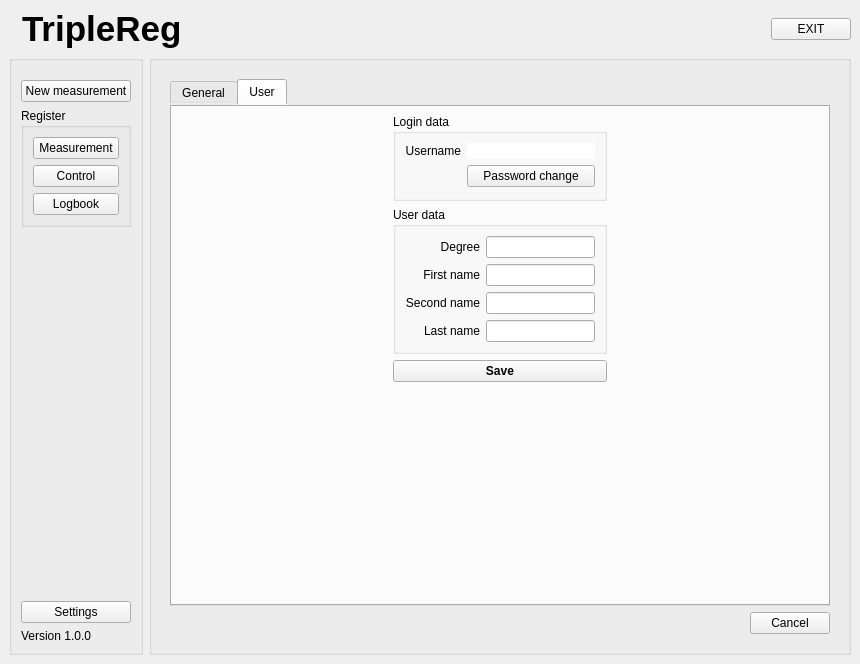
ziemastz/SL, file TripleReg/mainwindow.ui: the form before one commit.
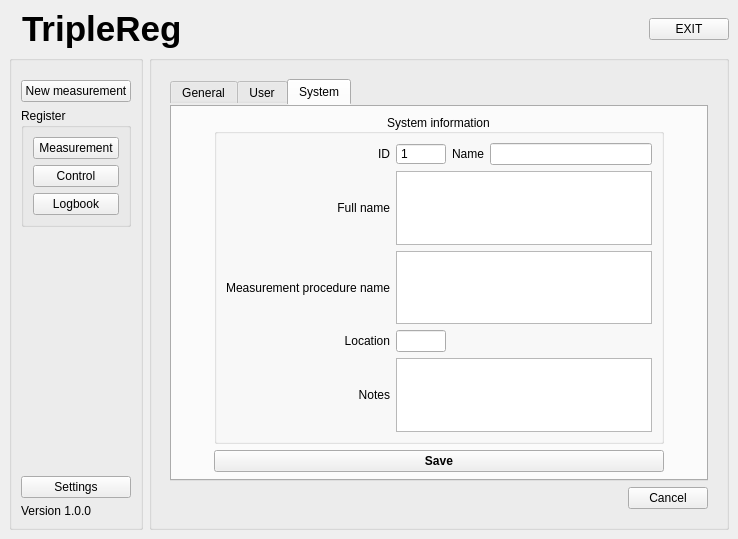
The form after the commit. The open tabs and pages were chosen to show the change. Icons and pictures are not drawn.

Commit message: dodano SystemInfo

Diff of the .ui file:
```diff
--- a/TripleReg/mainwindow.ui
+++ b/TripleReg/mainwindow.ui
@@ -6,8 +6,8 @@
    <rect>
     <x>0</x>
     <y>0</y>
-    <width>860</width>
-    <height>664</height>
+    <width>664</width>
+    <height>538</height>
    </rect>
   </property>
   <property name="windowTitle">
@@ -1103,7 +1103,7 @@
            <item row="0" column="0" colspan="2">
             <widget class="QTabWidget" name="tabWidget">
              <property name="currentIndex">
-              <number>1</number>
+              <number>2</number>
              </property>
              <widget class="QWidget" name="tab">
               <attribute name="title">
@@ -1688,6 +1688,182 @@
                </item>
               </layout>
              </widget>
+             <widget class="QWidget" name="tab_3">
+              <attribute name="title">
+               <string>System</string>
+              </attribute>
+              <layout class="QGridLayout" name="gridLayout_22">
+               <item row="0" column="0" rowspan="2">
+                <spacer name="horizontalSpacer_10">
+                 <property name="orientation">
+                  <enum>Qt::Horizontal</enum>
+                 </property>
+                 <property name="sizeHint" stdset="0">
+                  <size>
+                   <width>19</width>
+                   <height>218</height>
+                  </size>
+                 </property>
+                </spacer>
+               </item>
+               <item row="0" column="1">
+                <widget class="QGroupBox" name="groupBox_17">
+                 <property name="title">
+                  <string>System information</string>
+                 </property>
+                 <property name="alignment">
+                  <set>Qt::AlignCenter</set>
+                 </property>
+                 <layout class="QGridLayout" name="gridLayout_21">
+                  <item row="0" column="0">
+                   <widget class="QLabel" name="label_42">
+                    <property name="text">
+                     <string>ID</string>
+                    </property>
+                    <property name="alignment">
+                     <set>Qt::AlignRight|Qt::AlignTrailing|Qt::AlignVCenter</set>
+                    </property>
+                   </widget>
+                  </item>
+                  <item row="0" column="2">
+                   <widget class="QLabel" name="label_43">
+                    <property name="text">
+                     <string>Name</string>
+                    </property>
+                    <property name="alignment">
+                     <set>Qt::AlignRight|Qt::AlignTrailing|Qt::AlignVCenter</set>
+                    </property>
+                   </widget>
+                  </item>
+                  <item row="0" column="3">
+                   <widget class="QLineEdit" name="name_lineEdit"/>
+                  </item>
+                  <item row="1" column="0">
+                   <widget class="QLabel" name="label_44">
+                    <property name="text">
+                     <string>Full name</string>
+                    </property>
+                    <property name="alignment">
+                     <set>Qt::AlignRight|Qt::AlignTrailing|Qt::AlignVCenter</set>
+                    </property>
+                   </widget>
+                  </item>
+                  <item row="1" column="1" colspan="3">
+                   <widget class="QPlainTextEdit" name="fullName_plainTextEdit"/>
+                  </item>
+                  <item row="2" column="0">
+                   <widget class="QLabel" name="label_45">
+                    <property name="text">
+                     <string>Measurement procedure name</string>
+                    </property>
+                    <property name="alignment">
+                     <set>Qt::AlignRight|Qt::AlignTrailing|Qt::AlignVCenter</set>
+                    </property>
+                   </widget>
+                  </item>
+                  <item row="2" column="1" colspan="3">
+                   <widget class="QPlainTextEdit" name="measurementProcedureName_plainTextEdit"/>
+                  </item>
+                  <item row="3" column="0">
+                   <widget class="QLabel" name="label_46">
+                    <property name="text">
+                     <string>Location</string>
+                    </property>
+                    <property name="alignment">
+                     <set>Qt::AlignRight|Qt::AlignTrailing|Qt::AlignVCenter</set>
+                    </property>
+                   </widget>
+                  </item>
+                  <item row="3" column="1">
+                   <widget class="QLineEdit" name="location_lineEdit">
+                    <property name="maximumSize">
+                     <size>
+                      <width>50</width>
+                      <height>16777215</height>
+                     </size>
+                    </property>
+                   </widget>
+                  </item>
+                  <item row="3" column="2" colspan="2">
+                   <spacer name="horizontalSpacer_9">
+                    <property name="orientation">
+                     <enum>Qt::Horizontal</enum>
+                    </property>
+                    <property name="sizeHint" stdset="0">
+                     <size>
+                      <width>176</width>
+                      <height>20</height>
+                     </size>
+                    </property>
+                   </spacer>
+                  </item>
+                  <item row="4" column="0">
+                   <widget class="QLabel" name="label_47">
+                    <property name="text">
+                     <string>Notes</string>
+                    </property>
+                    <property name="alignment">
+                     <set>Qt::AlignRight|Qt::AlignTrailing|Qt::AlignVCenter</set>
+                    </property>
+                   </widget>
+                  </item>
+                  <item row="4" column="1" colspan="3">
+                   <widget class="QPlainTextEdit" name="notes_plainTextEdit"/>
+                  </item>
+                  <item row="0" column="1">
+                   <widget class="QSpinBox" name="number_spinBox">
+                    <property name="buttonSymbols">
+                     <enum>QAbstractSpinBox::NoButtons</enum>
+                    </property>
+                    <property name="minimum">
+                     <number>1</number>
+                    </property>
+                   </widget>
+                  </item>
+                 </layout>
+                </widget>
+               </item>
+               <item row="0" column="2" rowspan="2">
+                <spacer name="horizontalSpacer_11">
+                 <property name="orientation">
+                  <enum>Qt::Horizontal</enum>
+                 </property>
+                 <property name="sizeHint" stdset="0">
+                  <size>
+                   <width>19</width>
+                   <height>218</height>
+                  </size>
+                 </property>
+                </spacer>
+               </item>
+               <item row="1" column="1">
+                <widget class="QPushButton" name="saveSystemInfo_pushButton">
+                 <property name="font">
+                  <font>
+                   <weight>75</weight>
+                   <bold>true</bold>
+                  </font>
+                 </property>
+                 <property name="text">
+                  <string>Save</string>
+                 </property>
+                </widget>
+               </item>
+               <item row="2" column="1">
+                <spacer name="verticalSpacer_4">
+                 <property name="orientation">
+                  <enum>Qt::Vertical</enum>
+                 </property>
+                 <property name="sizeHint" stdset="0">
+                  <size>
+                   <width>20</width>
+                   <height>40</height>
+                  </size>
+                 </property>
+                </spacer>
+               </item>
+              </layout>
+             </widget>
             </widget>
            </item>
           </layout>
```
Left out of the diff: 2 changed lines with no effect on the pictures. The commit also changes 2 other files.
